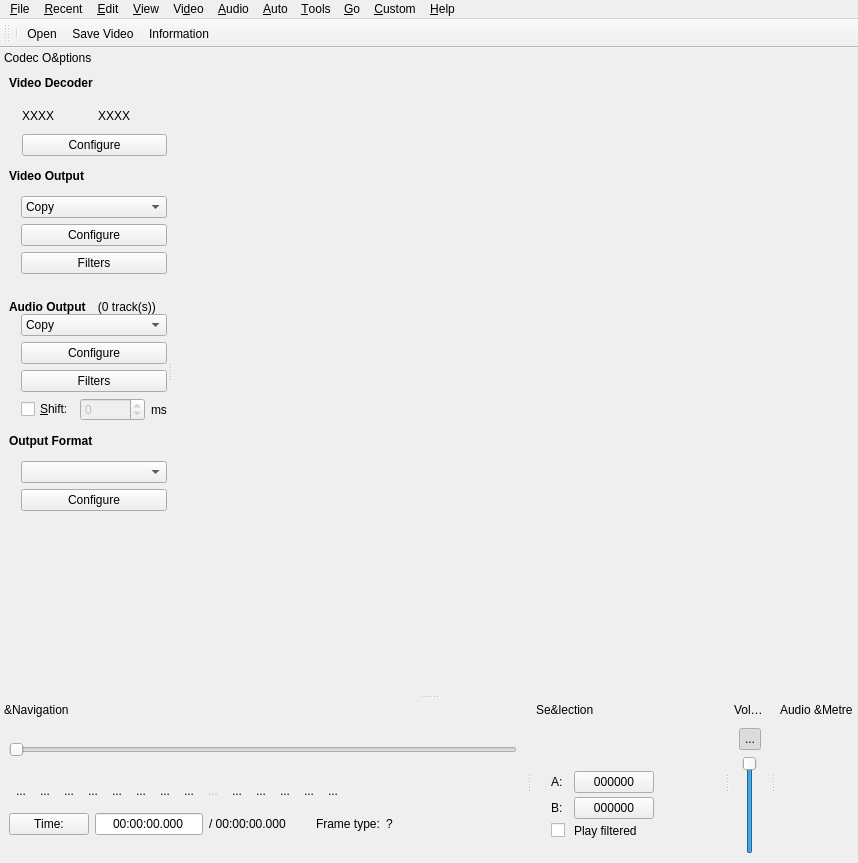
Above: avidemux/qt4/ADM_userInterfaces/ADM_gui/gui2.ui from mean00/avidemux2 before the change. Below: the same form after it.
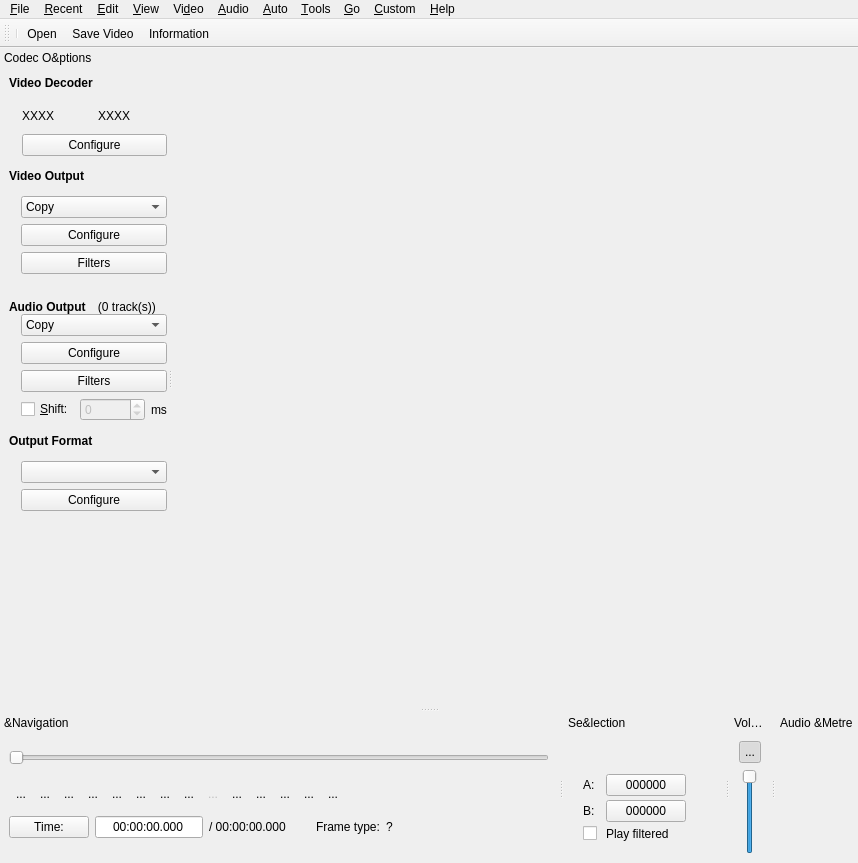
That is the form after the change. Icons and pictures are not drawn. Custom widgets are drawn as their Qt base class.

Commit message: [Qt] Reduce the minimum width of the selection widget

```diff
--- a/avidemux/qt4/ADM_userInterfaces/ADM_gui/gui2.ui
+++ b/avidemux/qt4/ADM_userInterfaces/ADM_gui/gui2.ui
@@ -1438,16 +1438,10 @@
    </widget>
   </widget>
   <widget class="QDockWidget" name="selectionWidget">
-   <property name="sizePolicy">
-    <sizepolicy hsizetype="Fixed" vsizetype="Preferred">
-     <horstretch>0</horstretch>
-     <verstretch>0</verstretch>
-    </sizepolicy>
-   </property>
    <property name="minimumSize">
     <size>
-     <width>192</width>
-     <height>163</height>
+     <width>160</width>
+     <height>150</height>
     </size>
    </property>
    <property name="features">
```
